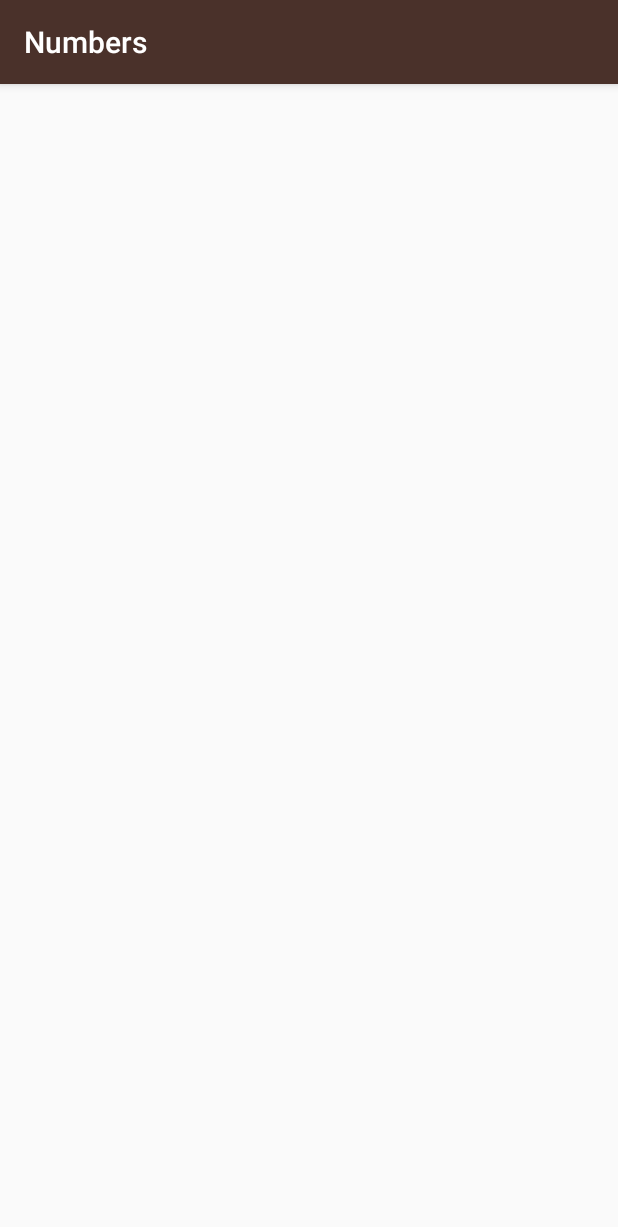
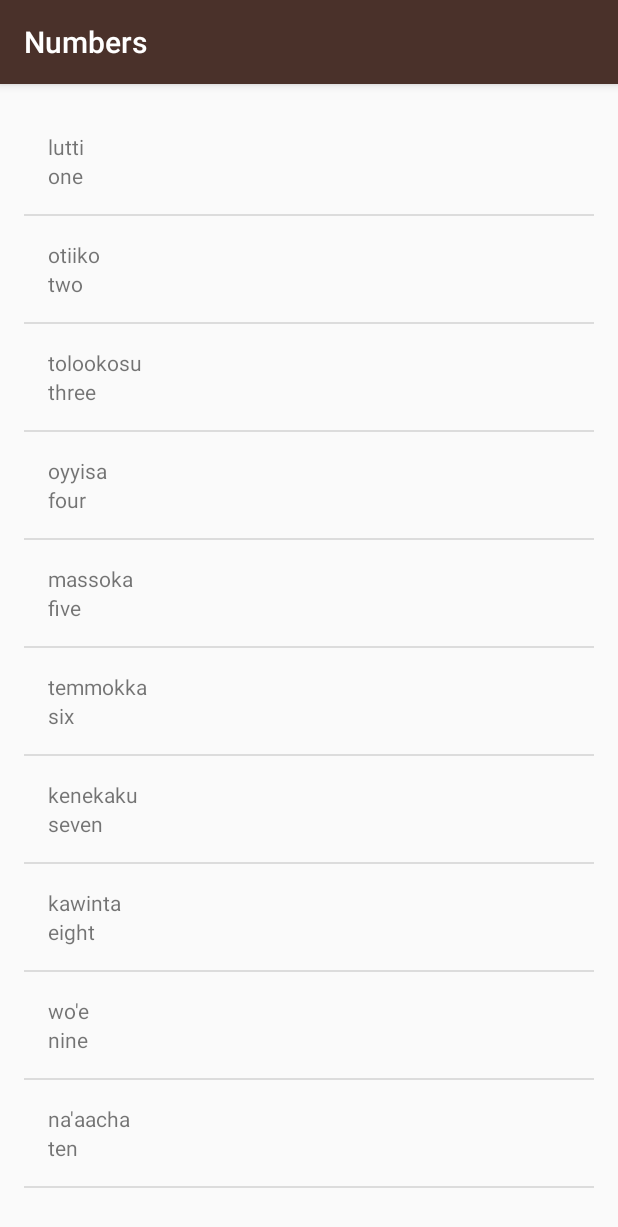
Before and after one commit to RodrigoSolanoMarques/Udacity, an Android app: the NumbersActivity screen opened directly, with no data from a screen before it, on a phone screen of 412 x 824 dp. Shown: the top 1227 px of the screen. Run offline under Robolectric (Android 15) with nearby library versions, the light colour scheme and no system bars.

Commit message:
Criado um ArrayAdapter personalizado pra lista de Numero

```diff
--- a/Android_Basics_Multiscreen_Apps/ud839_Miwok-Starter-code/app/src/main/java/com/example/android/miwok/NumbersActivity.java
+++ b/Android_Basics_Multiscreen_Apps/ud839_Miwok-Starter-code/app/src/main/java/com/example/android/miwok/NumbersActivity.java
@@ -1,7 +1,11 @@
 package com.example.android.miwok;
 
+import android.os.Bundle;
 import android.support.v7.app.AppCompatActivity;
-import android.os.Bundle;
+import android.widget.ArrayAdapter;
+import android.widget.ListView;
+
+import java.util.ArrayList;
 
 public class NumbersActivity extends AppCompatActivity {
 
@@ -10,17 +14,27 @@ public class NumbersActivity extends AppCompatActivity {
         super.onCreate(savedInstanceState);
         setContentView(R.layout.activity_numbers);
 
-        String [] words = new String[10];
-        words[0] = "One";
-        words[1] = "Two";
-        words[2] = "Three";
-        words[3] = "four";
-        words[4] = "five";
-        words[5] = "six";
-        words[6] = "seven";
-        words[7] = "eight";
-        words[8] = "nine";
-        words[9] = "ten";
+        ArrayList<Word> words = new ArrayList<>();
+        words.add(new Word("one", "lutti"));
+
+
+        words.add(new Word("two", "otiiko"));
+        words.add(new Word("three", "tolookosu"));
+        words.add(new Word("four", "oyyisa"));
+        words.add(new Word("five", "massoka"));
+        words.add(new Word("six", "temmokka"));
+        words.add(new Word("seven", "kenekaku"));
+        words.add(new Word("eight", "kawinta"));
+        words.add(new Word("nine", "wo'e"));
+        words.add(new Word("ten", "na'aacha"));
+
+
+        WordAdapter adapter = new WordAdapter(this, words);
+
+        ListView listView = (ListView) findViewById(R.id.list);
+
+        listView.setAdapter(adapter);
+
 
     }
 }
--- /dev/null
+++ b/Android_Basics_Multiscreen_Apps/ud839_Miwok-Starter-code/app/src/main/java/com/example/android/miwok/Word.java
@@ -0,0 +1,20 @@
+package com.example.android.miwok;
+
+public class Word {
+
+    private String mDefaultTranslation;
+    private String mMiwokTranslation;
+
+    public Word(String mDefaultTranslation, String mMiwokTranslation) {
+        this.mDefaultTranslation = mDefaultTranslation;
+        this.mMiwokTranslation = mMiwokTranslation;
+    }
+
+    public String getmDefaultTranslation() {
+        return mDefaultTranslation;
+    }
+
+    public String getmMiwokTranslation() {
+        return mMiwokTranslation;
+    }
+}
--- /dev/null
+++ b/Android_Basics_Multiscreen_Apps/ud839_Miwok-Starter-code/app/src/main/java/com/example/android/miwok/WordAdapter.java
@@ -0,0 +1,45 @@
+package com.example.android.miwok;
+
+import android.content.Context;
+import android.support.annotation.LayoutRes;
+import android.support.annotation.NonNull;
+import android.support.annotation.Nullable;
+import android.support.v7.widget.LinearLayoutManager;
+import android.view.LayoutInflater;
+import android.view.View;
+import android.view.ViewGroup;
+import android.widget.ArrayAdapter;
+import android.widget.TextView;
+
+import java.util.ArrayList;
+
+/**
+ * Created by rodrigo.marques on 23/03/2017.
+ */
+
+public class WordAdapter extends ArrayAdapter<Word> {
+
+    public WordAdapter(@NonNull Context context, ArrayList<Word> words) {
+        super(context, 0,words);
+    }
+
+    @NonNull
+    @Override
+    public View getView(int position, @Nullable View listView, @NonNull ViewGroup parent) {
+
+        if(listView == null){
+            listView = LayoutInflater.from(getContext()).inflate(R.layout.list_item, parent, false);
+        }
+
+        Word word = getItem(position);
+
+        TextView defaultTranslate = (TextView) listView.findViewById(R.id.default_text_view);
+        TextView miwokTranslate = (TextView) listView.findViewById(R.id.miwok_text_view);
+
+        miwokTranslate.setText(word.getmMiwokTranslation());
+        defaultTranslate.setText(word.getmDefaultTranslation());
+
+
+        return listView;
+    }
+}
--- a/Android_Basics_Multiscreen_Apps/ud839_Miwok-Starter-code/app/src/main/res/layout/activity_numbers.xml
+++ b/Android_Basics_Multiscreen_Apps/ud839_Miwok-Starter-code/app/src/main/res/layout/activity_numbers.xml
@@ -1,10 +1,12 @@
 <?xml version="1.0" encoding="utf-8"?>
-<android.support.constraint.ConstraintLayout xmlns:android="http://schemas.android.com/apk/res/android"
-    xmlns:app="http://schemas.android.com/apk/res-auto"
+<ListView xmlns:android="http://schemas.android.com/apk/res/android"
     xmlns:tools="http://schemas.android.com/tools"
+    android:id="@+id/list"
+    android:orientation="horizontal"
     android:layout_width="match_parent"
     android:layout_height="match_parent"
-    tools:context="com.example.android.miwok.NumbersActivity">
-
-
-</android.support.constraint.ConstraintLayout>
+    android:paddingBottom="@dimen/activity_vertical_margin"
+    android:paddingLeft="@dimen/activity_horizontal_margin"
+    android:paddingRight="@dimen/activity_horizontal_margin"
+    android:paddingTop="@dimen/activity_vertical_margin"
+    tools:context="com.example.android.miwok.NumbersActivity"/>
--- /dev/null
+++ b/Android_Basics_Multiscreen_Apps/ud839_Miwok-Starter-code/app/src/main/res/layout/list_item.xml
@@ -0,0 +1,21 @@
+<?xml version="1.0" encoding="utf-8"?>
+<LinearLayout xmlns:android="http://schemas.android.com/apk/res/android"
+    xmlns:tools="http://schemas.android.com/tools"
+    android:layout_width="match_parent"
+    android:layout_height="match_parent"
+    android:orientation="vertical"
+    android:padding="16dp">
+
+    <TextView
+        android:id="@+id/miwok_text_view"
+        android:layout_width="match_parent"
+        android:layout_height="wrap_content"
+        tools:text="lutti" />
+
+    <TextView
+        android:id="@+id/default_text_view"
+        android:layout_width="match_parent"
+        android:layout_height="wrap_content"
+        tools:text="one"/>
+
+</LinearLayout>
```
